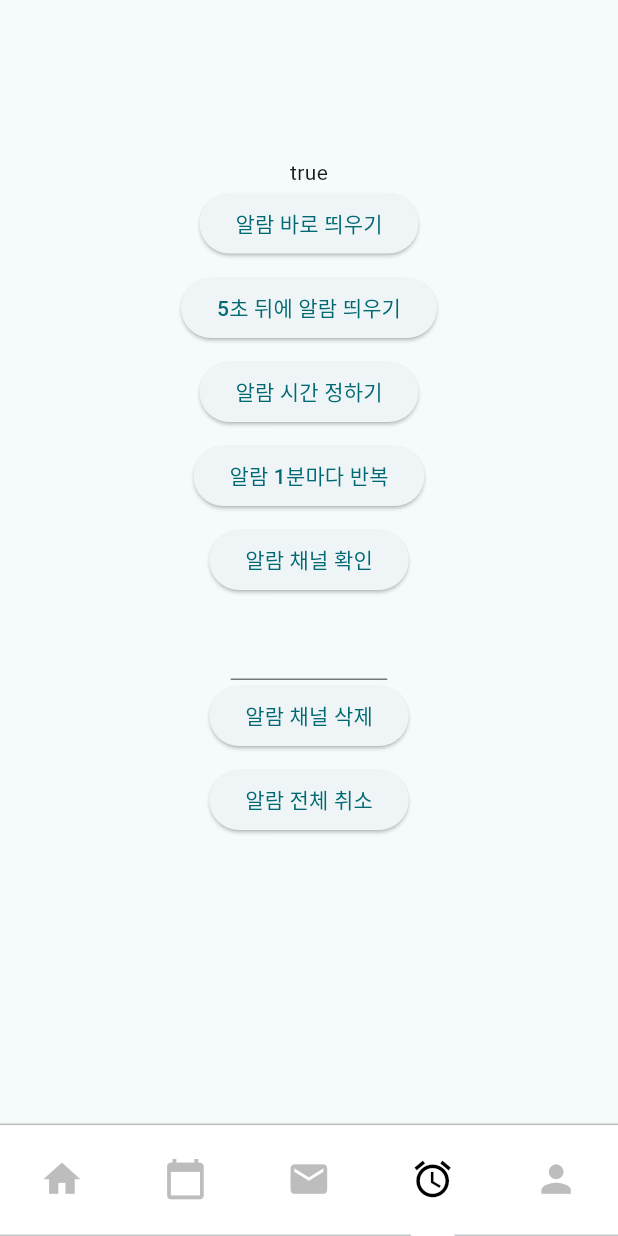
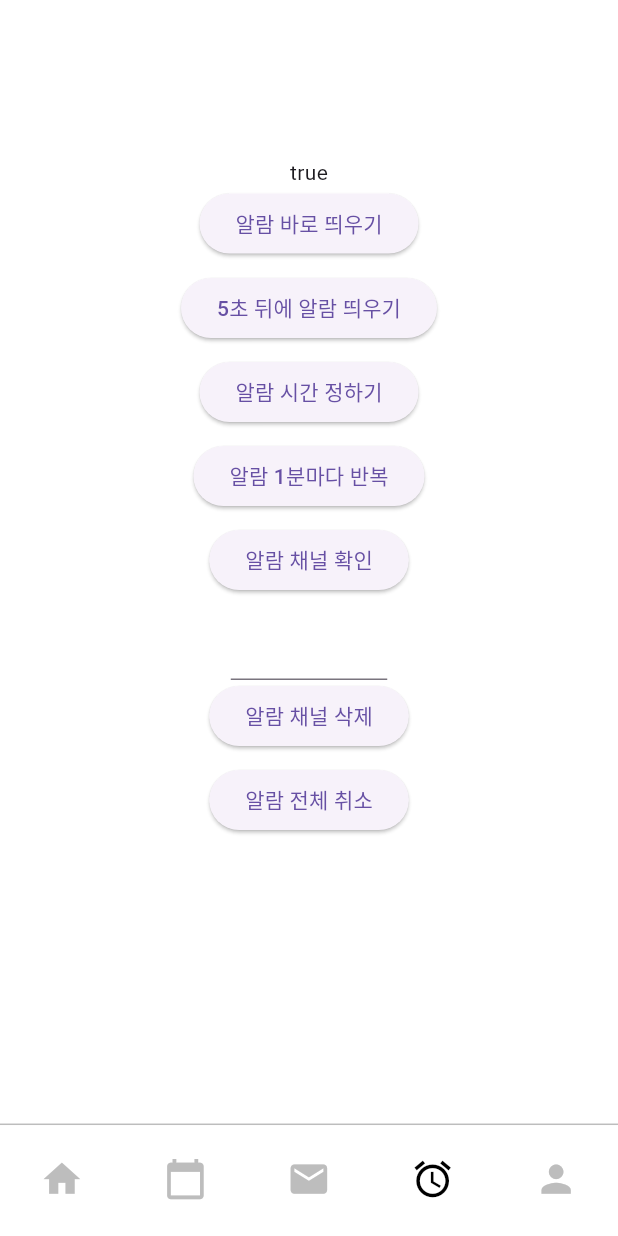
Before and after one commit to oreo1001/kobi, a Flutter app: the screen it shows after launch, item 4 of the bottom bar chosen, on a phone screen of 412 x 824 dp. Run offline on Flutter 3.47's test engine with Material 3 defaults, Android fonts, the phone set to English and light mode, and no system bars; our stand-ins replace firebase_core, firebase_messaging, flutter_local_notifications, flutter_native_splash, flutter_screenutil, flutter_timezone and 5 more; missing offline and left inert: audio_session, audiofileplayer, flutter_snowboy, flutter_sound; accounts and stored records are empty; network calls fail; statements that could not run were skipped.

Commit message:
scaffold 기본 배경색 하얀색으로 /flutter native splash로 스플래시 스크린 구현 (미완성)

```diff
--- a/lib/Calendar/calendar_app.dart
+++ b/lib/Calendar/page_calendar.dart
@@ -60,7 +60,9 @@ class _CalendarPageState extends State<CalendarPage> {
   Widget build(BuildContext context) {
     futureEvents ??= getEvents();     //futureEvents null
     return Scaffold(
+      backgroundColor: Colors.white,
       appBar: AppBar(
+        backgroundColor: Colors.white,
         // toolbarHeight: 70.h,
         title :Row(
           mainAxisAlignment: MainAxisAlignment.start,
--- a/lib/page_main.dart
+++ b/lib/Main/page_main.dart
@@ -3,12 +3,13 @@ import 'package:flutter_screenutil/flutter_screenutil.dart';
 import 'package:get/get.dart';
 import 'package:get/get_core/src/get_main.dart';
 import 'package:kobi/Alarm/page_alarm.dart';
-import 'package:kobi/Calendar/calendar_app.dart';
+import 'package:kobi/Calendar/page_calendar.dart';
 import 'package:kobi/Controller/recorder_controller.dart';
+import 'package:flutter_native_splash/flutter_native_splash.dart';
 
-import 'Assistant/page_assistant.dart';
-import 'Mail/page_email.dart';
-import 'User/page_user.dart';
+import '../Assistant/page_assistant.dart';
+import '../Mail/page_email.dart';
+import '../User/page_user.dart';
 
 class MainPage extends StatefulWidget {
   const MainPage({super.key});
@@ -37,7 +38,7 @@ class _MainPageState extends State<MainPage> {
         length: _widgetOptions.length,
         child: Scaffold(
           body: Column(children: [
-            Expanded(child: TabBarView(children: _widgetOptions)),
+            Expanded(child: Container( color: Colors.transparent, child: TabBarView(children: _widgetOptions))),
             Divider(
               height: 2,
               color: Colors.grey.shade400,
@@ -48,7 +49,8 @@ class _MainPageState extends State<MainPage> {
               child: TabBar(
                 unselectedLabelColor: Colors.grey.shade400,
                 labelColor: Colors.black,
-                indicatorColor: Colors.white,
+                indicatorColor: Colors.transparent,
+                dividerColor: Colors.transparent,
                 tabs: [
                   Tab(icon: Icon(Icons.home,size: 28.sp,)),
                   Tab(icon: Icon(Icons.calendar_today,size: 28.sp,)),
--- a/lib/main.dart
+++ b/lib/main.dart
@@ -1,8 +1,9 @@
 import 'package:flutter/material.dart';
 import 'package:flutter_local_notifications/flutter_local_notifications.dart';
+import 'package:flutter_native_splash/flutter_native_splash.dart';
 import 'package:flutter_screenutil/flutter_screenutil.dart';
 import 'package:flutter_timezone/flutter_timezone.dart';
-import 'package:kobi/page_main.dart';
+import 'package:kobi/Main/page_main.dart';
 import 'package:timezone/data/latest_all.dart' as tz;
 import 'package:timezone/timezone.dart' as tz;
 import 'package:get/get.dart';
@@ -10,6 +11,9 @@ import 'package:kobi/Controller/notification_controller.dart';
 import 'Alarm/page_ringing.dart';
 import 'Alarm/function_alarm_initializer.dart';
 import 'Alarm/page_alarm.dart';
+
+import 'package:firebase_core/firebase_core.dart';
+import 'package:firebase_messaging/firebase_messaging.dart';
 
 @pragma('vm:entry-point')
 void notificationTapBackground(NotificationResponse notificationResponse) {
@@ -23,11 +27,14 @@ void notificationTapBackground(NotificationResponse notificationResponse) {
 }
 
 void main() async {
-  WidgetsFlutterBinding.ensureInitialized();
+  WidgetsBinding widgetsBinding =  WidgetsFlutterBinding.ensureInitialized();
   await _configureLocalTimeZone();
+
+  FlutterNativeSplash.preserve(widgetsBinding: widgetsBinding);
+  Firebase.initializeApp().whenComplete(() => FlutterNativeSplash.remove() );
   // needed if you intend to initialize in the `main` function
   //const MethodChannel platform = MethodChannel('dexterx.dev/flutter_local_notifications_example');  //메소드 채널 이름 설정
-  Get.put(NotificationController(),permanent: true);
+  Get.put(NotificationController(), permanent: true);
   alarmInitializeFunction();
 
   runApp(const MyApp());
@@ -44,7 +51,7 @@ class MyApp extends StatefulWidget {
 
 class MyAppState extends State<MyApp> {
   NotificationController notificationController = Get.find();
-  String? selectedNotificationPayload;     //알람을 눌렀을 때
+  String? selectedNotificationPayload; //알람을 눌렀을 때
   NotificationAppLaunchDetails? notificationAppLaunchDetails;
 
   @override
@@ -56,7 +63,7 @@ class MyAppState extends State<MyApp> {
   void _initNotificationDetails() async {
     notificationAppLaunchDetails = await notificationController
         .flutterLocalNotificationsPlugin
-        .getNotificationAppLaunchDetails();   //알람 plugin이 mac, ios, android에서 오지않으면 didNotificationLaunchApp을 false로 만듬.
+        .getNotificationAppLaunchDetails(); //알람 plugin이 mac, ios, android에서 오지않으면 didNotificationLaunchApp을 false로 만듬.
     if (notificationAppLaunchDetails?.didNotificationLaunchApp ?? false) {
       selectedNotificationPayload =
           notificationAppLaunchDetails!.notificationResponse?.payload;
@@ -78,11 +85,16 @@ class MyAppState extends State<MyApp> {
           title: 'WonMo Calendar',
           debugShowCheckedModeBanner: false,
           theme: ThemeData(
-            colorScheme: ColorScheme.fromSeed(seedColor: Colors.cyan[300]!),
-            useMaterial3: true,
-          ),
+              useMaterial3: true,
+              scaffoldBackgroundColor: Colors.white,
+              scrollbarTheme: ScrollbarThemeData(
+                thumbVisibility: MaterialStateProperty.all(true),
+                thickness: MaterialStateProperty.all(10),
+                thumbColor: MaterialStateProperty.all(Colors.amber),
+                radius: const Radius.circular(10),
+              )),
           getPages: [
-            GetPage(name: '/', page:()=> MainPage()),
+            GetPage(name: '/', page: () => MainPage()),
             GetPage(
                 name: '/alarm',
                 page: () => AlarmPage(notificationAppLaunchDetails)),
@@ -94,6 +106,7 @@ class MyAppState extends State<MyApp> {
     );
   }
 }
+
 Future<void> _configureLocalTimeZone() async {
   tz.initializeTimeZones();
   final String timeZoneName = await FlutterTimezone.getLocalTimezone();
--- a/pubspec.yaml
+++ b/pubspec.yaml
@@ -27,6 +27,9 @@ dependencies:
   permission_handler: ^11.1.0
   flutter_snowboy: ">=0.1.2"
   audiofileplayer: ^2.1.1
+  flutter_native_splash: ^2.3.8
+  firebase_core: ^2.24.2
+  firebase_messaging: ^14.7.9
 
 dev_dependencies:
   flutter_test:
```
Also changed, not shown: flutter_native_splash.yaml (added, +14 -0 lines), lib/Main/page_splash.dart (added, +79 -0 lines), assets/images/캘린더-로고.png (added), pubspec.lock, 13 other files.
